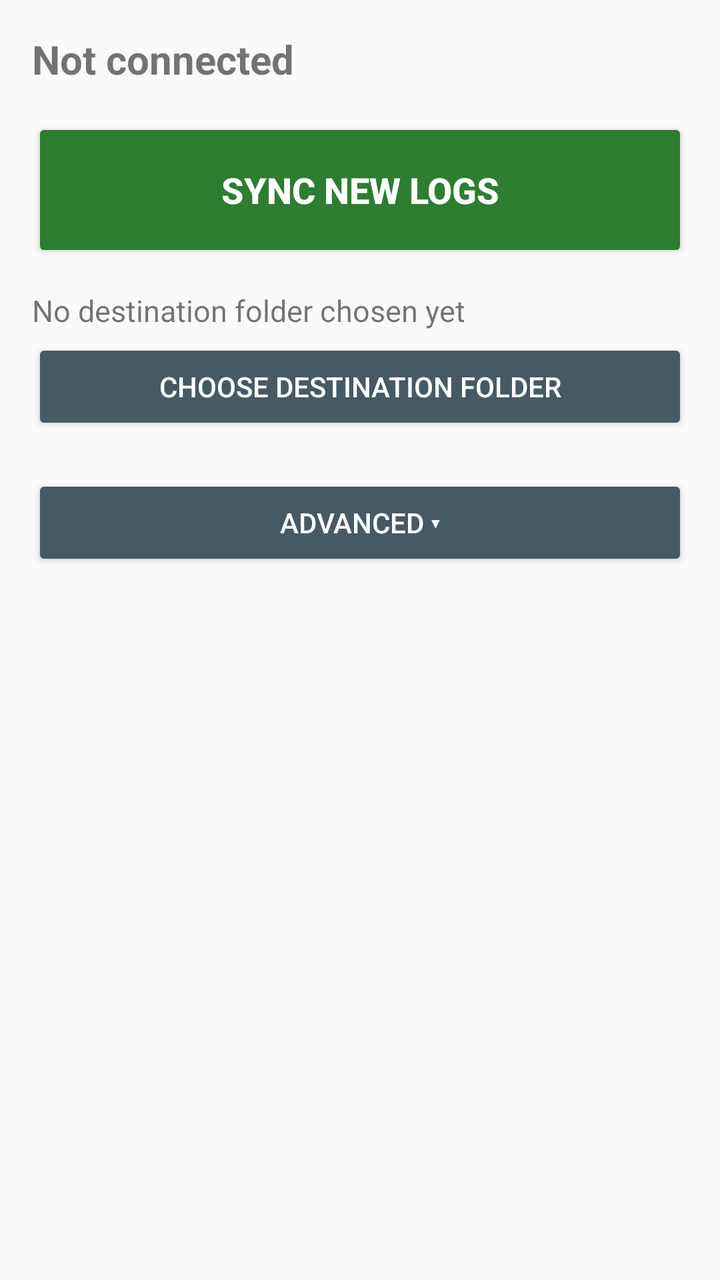
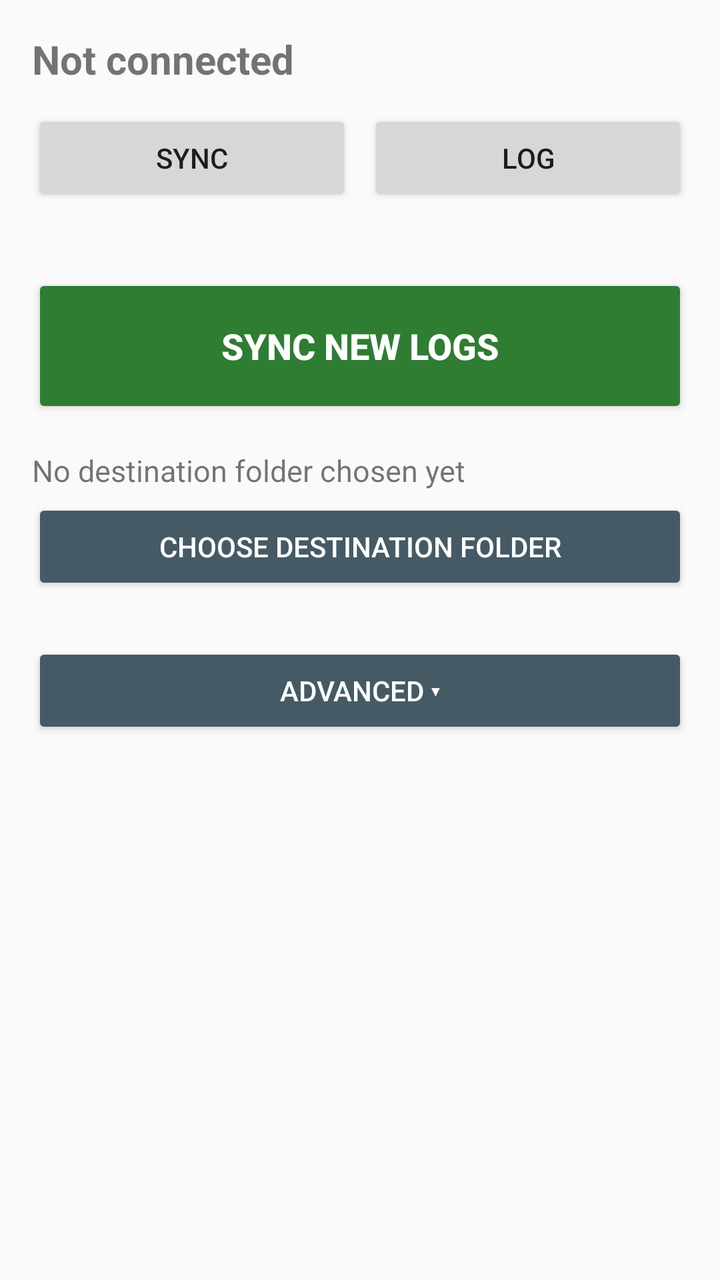

Before-and-after screenshots of an Android layout around one commit, followed by the original layout XML and the change that was made.
<!-- AndroidManifest.xml: application theme Theme.AppCompat.DayNight.NoActionBar -->
<!-- res/layout/activity_main.xml -->
<?xml version="1.0" encoding="utf-8"?>
<ScrollView xmlns:android="http://schemas.android.com/apk/res/android"
    android:layout_width="match_parent"
    android:layout_height="match_parent"
    android:padding="16dp">

    <LinearLayout
        android:layout_width="match_parent"
        android:layout_height="wrap_content"
        android:orientation="vertical">

        
        <TextView
            android:id="@+id/status"
            android:layout_width="match_parent"
            android:layout_height="wrap_content"
            android:textSize="20sp"
            android:textStyle="bold"
            android:text="@string/status_disconnected" />

        
        <TextView
            android:id="@+id/warning"
            android:layout_width="match_parent"
            android:layout_height="wrap_content"
            android:background="#8B0000"
            android:textColor="#FFFFFF"
            android:textSize="16sp"
            android:textStyle="bold"
            android:padding="12dp"
            android:layout_marginTop="8dp"
            android:visibility="gone"
            android:text="@string/warn_not_logging" />

        
        <TextView
            android:id="@+id/progress"
            android:layout_width="match_parent"
            android:layout_height="wrap_content"
            android:layout_marginTop="8dp"
            android:fontFamily="monospace"
            android:textSize="15sp"
            android:textStyle="bold"
            android:visibility="gone"
            android:text="" />

        
        <TextView
            android:id="@+id/summary"
            android:layout_width="match_parent"
            android:layout_height="wrap_content"
            android:layout_marginTop="8dp"
            android:textSize="16sp"
            android:visibility="gone"
            android:text="" />

        
        <Button
            android:id="@+id/btnSync"
            android:layout_width="match_parent"
            android:layout_height="72dp"
            android:layout_marginTop="16dp"
            android:textSize="18sp"
            android:textStyle="bold"
            android:backgroundTint="@color/action_primary"
            android:textColor="#FFFFFF"
            android:text="@string/btn_sync" />

        
        <TextView
            android:id="@+id/dest"
            android:layout_width="match_parent"
            android:layout_height="wrap_content"
            android:layout_marginTop="14dp"
            android:textSize="15sp"
            android:text="@string/dest_unset" />

        <Button
            android:id="@+id/btnDest"
            android:backgroundTint="@color/action_neutral"
            android:textColor="#FFFFFF"
            android:layout_width="match_parent"
            android:layout_height="wrap_content"
            android:layout_marginTop="4dp"
            android:text="@string/btn_dest" />

        
        <Button
            android:id="@+id/btnAdvanced"
            android:backgroundTint="@color/action_neutral"
            android:textColor="#FFFFFF"
            android:layout_width="match_parent"
            android:layout_height="wrap_content"
            android:layout_marginTop="20dp"
            android:text="@string/btn_advanced_show" />

        <LinearLayout
            android:id="@+id/advanced"
            android:layout_width="match_parent"
            android:layout_height="wrap_content"
            android:orientation="vertical"
            android:visibility="gone">

            <Button
                android:id="@+id/btnConnect"
            android:backgroundTint="@color/action_neutral"
            android:textColor="#FFFFFF"
                android:layout_width="match_parent"
                android:layout_height="wrap_content"
                android:layout_marginTop="8dp"
                android:text="@string/btn_connect" />

            <Button
                android:id="@+id/btnMount"
            android:backgroundTint="@color/action_caution"
            android:textColor="#FFFFFF"
                android:layout_width="match_parent"
                android:layout_height="wrap_content"
                android:layout_marginTop="8dp"
                android:text="@string/btn_mount" />

            <Button
                android:id="@+id/btnRestore"
            android:backgroundTint="@color/action_primary"
            android:textColor="#FFFFFF"
                android:layout_width="match_parent"
                android:layout_height="wrap_content"
                android:layout_marginTop="8dp"
                android:text="@string/btn_restore" />

            <Button
                android:id="@+id/btnRestoreEcu"
            android:backgroundTint="@color/action_caution"
            android:textColor="#FFFFFF"
                android:layout_width="match_parent"
                android:layout_height="wrap_content"
                android:layout_marginTop="8dp"
                android:text="@string/btn_restore_ecu" />

            <Button
                android:id="@+id/btnForget"
            android:backgroundTint="@color/action_danger"
            android:textColor="#FFFFFF"
                android:layout_width="match_parent"
                android:layout_height="wrap_content"
                android:layout_marginTop="8dp"
                android:text="@string/btn_forget" />
        </LinearLayout>

        <TextView
            android:id="@+id/log"
            android:layout_width="match_parent"
            android:layout_height="wrap_content"
            android:layout_marginTop="20dp"
            android:fontFamily="monospace"
            android:textIsSelectable="true"
            android:textSize="12sp"
            android:text="" />
    </LinearLayout>
</ScrollView>
<!-- resources referenced by this layout -->
<resources>
  <color name="action_caution">#EF6C00</color>
  <color name="action_danger">#C62828</color>
  <color name="action_neutral">#455A64</color>
  <color name="action_primary">#2E7D32</color>
  <string name="btn_advanced_show">Advanced ▾</string>
  <string name="btn_connect">Reconnect</string>
  <string name="btn_dest">Choose destination folder</string>
  <string name="btn_forget">Forget sync history (re-copy everything)</string>
  <string name="btn_mount">Mount card to phone (manual)</string>
  <string name="btn_restore">Return card to ECU</string>
  <string name="btn_restore_ecu">Force ECU logging</string>
  <string name="btn_sync">SYNC NEW LOGS</string>
  <string name="dest_unset">No destination folder chosen yet</string>
  <string name="status_disconnected">Not connected</string>
  <string name="warn_not_logging">ECU IS NOT LOGGING\nThe card is mounted to the phone. Use \"Return to ECU\" before driving.</string>
</resources>

<!-- the commit's change to res/layout/activity_main.xml (unified diff, before → after) -->
@@ -1,15 +1,18 @@
 <?xml version="1.0" encoding="utf-8"?>
-<ScrollView xmlns:android="http://schemas.android.com/apk/res/android"
+<LinearLayout xmlns:android="http://schemas.android.com/apk/res/android"
     android:layout_width="match_parent"
     android:layout_height="match_parent"
-    android:padding="16dp">
-
+    android:orientation="vertical">
+
+    
     <LinearLayout
         android:layout_width="match_parent"
         android:layout_height="wrap_content"
-        android:orientation="vertical">
-
-        
+        android:orientation="vertical"
+        android:paddingLeft="16dp"
+        android:paddingRight="16dp"
+        android:paddingTop="16dp">
+
         <TextView
             android:id="@+id/status"
             android:layout_width="match_parent"
@@ -18,12 +21,11 @@
             android:textStyle="bold"
             android:text="@string/status_disconnected" />
 
-        
         <TextView
             android:id="@+id/warning"
             android:layout_width="match_parent"
             android:layout_height="wrap_content"
-            android:background="#8B0000"
+            android:background="@color/warn_bg"
             android:textColor="#FFFFFF"
             android:textSize="16sp"
             android:textStyle="bold"
@@ -31,130 +33,184 @@
             android:layout_marginTop="8dp"
             android:visibility="gone"
             android:text="@string/warn_not_logging" />
-
-        
-        <TextView
-            android:id="@+id/progress"
-            android:layout_width="match_parent"
-            android:layout_height="wrap_content"
-            android:layout_marginTop="8dp"
-            android:fontFamily="monospace"
-            android:textSize="15sp"
-            android:textStyle="bold"
-            android:visibility="gone"
-            android:text="" />
-
-        
-        <TextView
-            android:id="@+id/summary"
-            android:layout_width="match_parent"
-            android:layout_height="wrap_content"
-            android:layout_marginTop="8dp"
-            android:textSize="16sp"
-            android:visibility="gone"
-            android:text="" />
-
-        
+    </LinearLayout>
+
+    
+    <LinearLayout
+        android:layout_width="match_parent"
+        android:layout_height="wrap_content"
+        android:orientation="horizontal"
+        android:layout_marginTop="12dp"
+        android:paddingLeft="16dp"
+        android:paddingRight="16dp">
+
         <Button
-            android:id="@+id/btnSync"
-            android:layout_width="match_parent"
-            android:layout_height="72dp"
-            android:layout_marginTop="16dp"
-            android:textSize="18sp"
-            android:textStyle="bold"
-            android:backgroundTint="@color/action_primary"
-            android:textColor="#FFFFFF"
-            android:text="@string/btn_sync" />
-
-        
-        <TextView
-            android:id="@+id/dest"
-            android:layout_width="match_parent"
-            android:layout_height="wrap_content"
-            android:layout_marginTop="14dp"
-            android:textSize="15sp"
-            android:text="@string/dest_unset" />
+            android:id="@+id/tabSync"
+            android:layout_width="0dp"
+            android:layout_weight="1"
+            android:layout_height="wrap_content"
+            android:text="@string/tab_sync" />
 
         <Button
-            android:id="@+id/btnDest"
+            android:id="@+id/tabLog"
+            android:layout_width="0dp"
+            android:layout_weight="1"
+            android:layout_height="wrap_content"
+            android:layout_marginStart="8dp"
+            android:text="@string/tab_log" />
+    </LinearLayout>
+
+    <View
+        android:layout_width="match_parent"
+        android:layout_height="2dp"
+        android:layout_marginTop="4dp"
+        android:background="#33FFFFFF" />
+
+    
+    <ScrollView
+        android:id="@+id/pageSync"
+        android:layout_width="match_parent"
+        android:layout_height="0dp"
+        android:layout_weight="1"
+        android:padding="16dp">
+
+        <LinearLayout
+            android:layout_width="match_parent"
+            android:layout_height="wrap_content"
+            android:orientation="vertical">
+
+            <TextView
+                android:id="@+id/summary"
+                android:layout_width="match_parent"
+                android:layout_height="wrap_content"
+                android:textSize="16sp"
+                android:visibility="gone"
+                android:text="" />
+
+            <Button
+                android:id="@+id/btnSync"
+                android:layout_width="match_parent"
+                android:layout_height="72dp"
+                android:layout_marginTop="12dp"
+                android:textSize="18sp"
+                android:textStyle="bold"
+                android:backgroundTint="@color/action_primary"
+                android:textColor="#FFFFFF"
+                android:text="@string/btn_sync" />
+
+            <TextView
+                android:id="@+id/dest"
+                android:layout_width="match_parent"
+                android:layout_height="wrap_content"
+                android:layout_marginTop="16dp"
+                android:textSize="15sp"
+                android:text="@string/dest_unset" />
+
+            <Button
+                android:id="@+id/btnDest"
+                android:layout_width="match_parent"
+                android:layout_height="wrap_content"
+                android:layout_marginTop="4dp"
+                android:backgroundTint="@color/action_neutral"
+                android:textColor="#FFFFFF"
+                android:text="@string/btn_dest" />
+
+            <Button
+                android:id="@+id/btnAdvanced"
+                android:layout_width="match_parent"
+                android:layout_height="wrap_content"
+                android:layout_marginTop="24dp"
+                android:backgroundTint="@color/action_neutral"
+                android:textColor="#FFFFFF"
+                android:text="@string/btn_advanced_show" />
+
+            <LinearLayout
+                android:id="@+id/advanced"
+                android:layout_width="match_parent"
+                android:layout_height="wrap_content"
+                android:orientation="vertical"
+                android:visibility="gone">
+
+                <Button
+                    android:id="@+id/btnConnect"
+                    android:layout_width="match_parent"
+                    android:layout_height="wrap_content"
+                    android:layout_marginTop="8dp"
+                    android:backgroundTint="@color/action_neutral"
+                    android:textColor="#FFFFFF"
+                    android:text="@string/btn_connect" />
+
+                <Button
+                    android:id="@+id/btnMount"
+                    android:layout_width="match_parent"
+                    android:layout_height="wrap_content"
+                    android:layout_marginTop="8dp"
+                    android:backgroundTint="@color/action_caution"
+                    android:textColor="#FFFFFF"
+                    android:text="@string/btn_mount" />
+
+                <Button
+                    android:id="@+id/btnRestore"
+                    android:layout_width="match_parent"
+                    android:layout_height="wrap_content"
+                    android:layout_marginTop="8dp"
+                    android:backgroundTint="@color/action_primary"
+                    android:textColor="#FFFFFF"
+                    android:text="@string/btn_restore" />
+
+                <Button
+                    android:id="@+id/btnRestoreEcu"
+                    android:layout_width="match_parent"
+                    android:layout_height="wrap_content"
+                    android:layout_marginTop="8dp"
+                    android:backgroundTint="@color/action_caution"
+                    android:textColor="#FFFFFF"
+                    android:text="@string/btn_restore_ecu" />
+
+                <Button
+                    android:id="@+id/btnForget"
+                    android:layout_width="match_parent"
+                    android:layout_height="wrap_content"
+                    android:layout_marginTop="8dp"
+                    android:backgroundTint="@color/action_danger"
+                    android:textColor="#FFFFFF"
+                    android:text="@string/btn_forget" />
+            </LinearLayout>
+        </LinearLayout>
+    </ScrollView>
+
+    
+    <LinearLayout
+        android:id="@+id/pageLog"
+        android:layout_width="match_parent"
+        android:layout_height="0dp"
+        android:layout_weight="1"
+        android:orientation="vertical"
+        android:visibility="gone"
+        android:padding="16dp">
+
+        <Button
+            android:id="@+id/btnCopyLog"
+            android:layout_width="match_parent"
+            android:layout_height="wrap_content"
             android:backgroundTint="@color/action_neutral"
             android:textColor="#FFFFFF"
-            android:layout_width="match_parent"
-            android:layout_height="wrap_content"
-            android:layout_marginTop="4dp"
-            android:text="@string/btn_dest" />
-
-        
-        <Button
-            android:id="@+id/btnAdvanced"
-            android:backgroundTint="@color/action_neutral"
-            android:textColor="#FFFFFF"
-            android:layout_width="match_parent"
-            android:layout_height="wrap_content"
-            android:layout_marginTop="20dp"
-            android:text="@string/btn_advanced_show" />
-
-        <LinearLayout
-            android:id="@+id/advanced"
-            android:layout_width="match_parent"
-            android:layout_height="wrap_content"
-            android:orientation="vertical"
-            android:visibility="gone">
-
-            <Button
-                android:id="@+id/btnConnect"
-            android:backgroundTint="@color/action_neutral"
-            android:textColor="#FFFFFF"
-                android:layout_width="match_parent"
-                android:layout_height="wrap_content"
-                android:layout_marginTop="8dp"
-                android:text="@string/btn_connect" />
-
-            <Button
-                android:id="@+id/btnMount"
-            android:backgroundTint="@color/action_caution"
-            android:textColor="#FFFFFF"
-                android:layout_width="match_parent"
-                android:layout_height="wrap_content"
-                android:layout_marginTop="8dp"
-                android:text="@string/btn_mount" />
-
-            <Button
-                android:id="@+id/btnRestore"
-            android:backgroundTint="@color/action_primary"
-            android:textColor="#FFFFFF"
-                android:layout_width="match_parent"
-                android:layout_height="wrap_content"
-                android:layout_marginTop="8dp"
-                android:text="@string/btn_restore" />
-
-            <Button
-                android:id="@+id/btnRestoreEcu"
-            android:backgroundTint="@color/action_caution"
-            android:textColor="#FFFFFF"
-                android:layout_width="match_parent"
-                android:layout_height="wrap_content"
-                android:layout_marginTop="8dp"
-                android:text="@string/btn_restore_ecu" />
-
-            <Button
-                android:id="@+id/btnForget"
-            android:backgroundTint="@color/action_danger"
-            android:textColor="#FFFFFF"
-                android:layout_width="match_parent"
-                android:layout_height="wrap_content"
-                android:layout_marginTop="8dp"
-                android:text="@string/btn_forget" />
-        </LinearLayout>
-
-        <TextView
-            android:id="@+id/log"
-            android:layout_width="match_parent"
-            android:layout_height="wrap_content"
-            android:layout_marginTop="20dp"
-            android:fontFamily="monospace"
-            android:textIsSelectable="true"
-            android:textSize="12sp"
-            android:text="" />
+            android:text="@string/btn_copy_log" />
+
+        <ScrollView
+            android:layout_width="match_parent"
+            android:layout_height="0dp"
+            android:layout_weight="1"
+            android:layout_marginTop="8dp">
+
+            <TextView
+                android:id="@+id/log"
+                android:layout_width="match_parent"
+                android:layout_height="wrap_content"
+                android:fontFamily="monospace"
+                android:textIsSelectable="true"
+                android:textSize="12sp"
+                android:text="" />
+        </ScrollView>
     </LinearLayout>
-</ScrollView>
+</LinearLayout>
<!-- resource entries referenced after the edit -->
@@ -4,8 +4,10 @@
   <color name="action_danger">#C62828</color>
   <color name="action_neutral">#455A64</color>
   <color name="action_primary">#2E7D32</color>
+  <color name="warn_bg">#8B0000</color>
   <string name="btn_advanced_show">Advanced ▾</string>
   <string name="btn_connect">Reconnect</string>
+  <string name="btn_copy_log">Copy log to clipboard</string>
   <string name="btn_dest">Choose destination folder</string>
   <string name="btn_forget">Forget sync history (re-copy everything)</string>
   <string name="btn_mount">Mount card to phone (manual)</string>
@@ -14,6 +16,8 @@
   <string name="btn_sync">SYNC NEW LOGS</string>
   <string name="dest_unset">No destination folder chosen yet</string>
   <string name="status_disconnected">Not connected</string>
+  <string name="tab_log">Log</string>
+  <string name="tab_sync">Sync</string>
   <string name="warn_not_logging">ECU IS NOT LOGGING\nThe card is mounted to the phone. Use \"Return to ECU\" before driving.</string>
 </resources>
 
